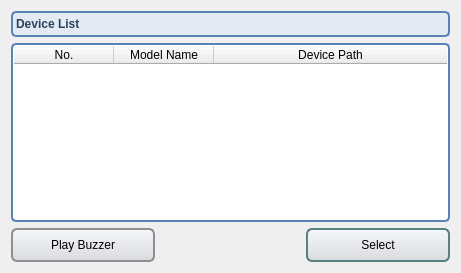
Qt form T3kCfgFE/QSelectDeviceDialog.ui (habilience/habilience-t3ksensor-tools) before a commit.
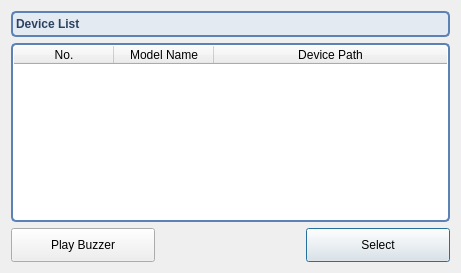
The same form after that commit.

Patch:
```diff
--- a/T3kCfgFE/QSelectDeviceDialog.ui
+++ b/T3kCfgFE/QSelectDeviceDialog.ui
@@ -125,30 +125,6 @@
          <height>34</height>
         </size>
        </property>
-       <property name="styleSheet">
-        <string notr="true">QPushButton {
-	border: 2px solid #8f8f91;
-	border-radius: 6px;
-	background-color: qlineargradient(x1: 0, y1: 0, x2: 0, y2: 1, stop: 0 #f6f7fa, stop: 1 #dadbde);
-	min-width: 80px;
-}
-
-QPushButton:pressed {
-	background-color: qlineargradient(x1: 0, y1: 0, x2: 0, y2: 1, stop: 0 #dadbde, stop: 1 #f6f7fa);
-}
-
-QPushButton:flat {
-	border: none;
-}
-
-QPushButton:focus {
-	outline: none;
-}
-
-QPushButton:default {
-	border-color: rgb(90, 129, 129);
-}</string>
-       </property>
        <property name="text">
         <string>Play Buzzer</string>
        </property>
@@ -181,30 +157,6 @@
          <height>34</height>
         </size>
        </property>
-       <property name="styleSheet">
-        <string notr="true">QPushButton {
-	border: 2px solid #8f8f91;
-	border-radius: 6px;
-	background-color: qlineargradient(x1: 0, y1: 0, x2: 0, y2: 1, stop: 0 #f6f7fa, stop: 1 #dadbde);
-	min-width: 80px;
-}
-
-QPushButton:pressed {
-	background-color: qlineargradient(x1: 0, y1: 0, x2: 0, y2: 1, stop: 0 #dadbde, stop: 1 #f6f7fa);
-}
-
-QPushButton:flat {
-	border: none;
-}
-
-QPushButton:focus {
-	outline: none;
-}
-
-QPushButton:default {
-	border-color: rgb(90, 129, 129);
-}</string>
-       </property>
        <property name="text">
         <string>Select</string>
        </property>
```
